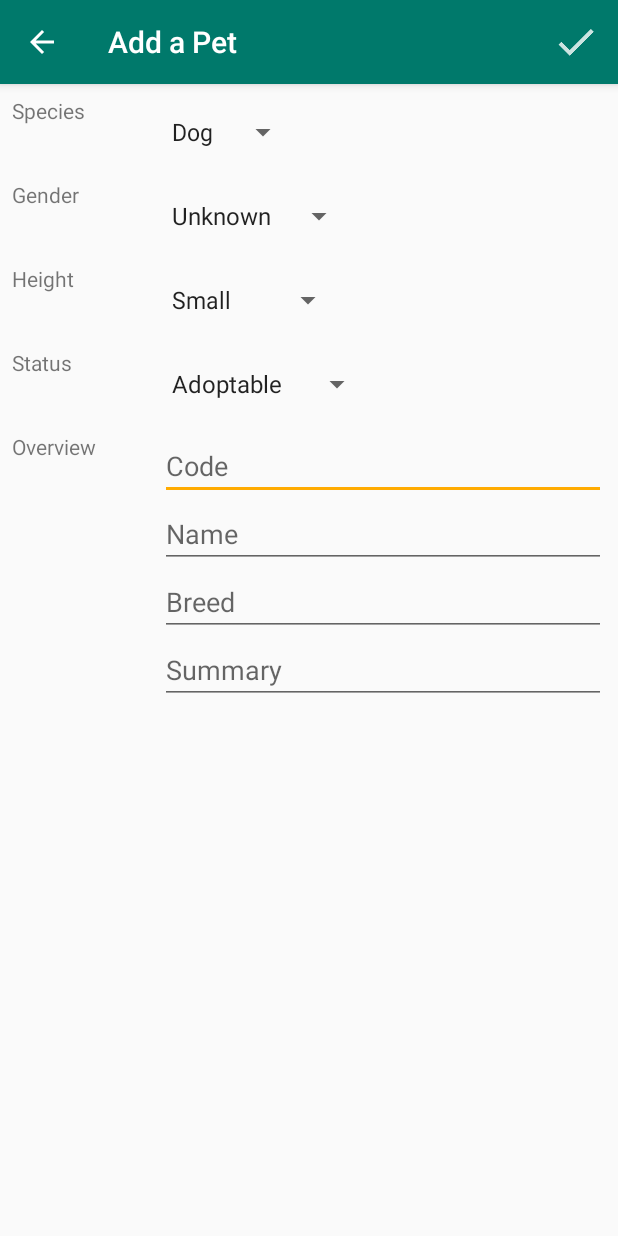
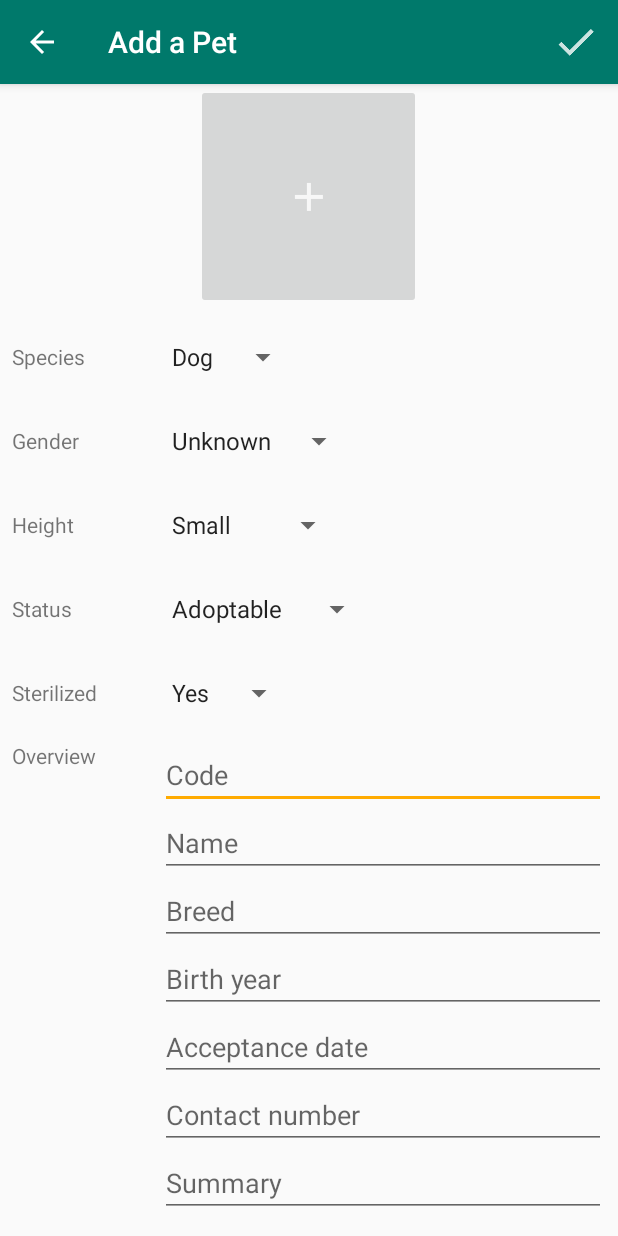
Before and after one commit to RadoslawGorczyca/Animal-Shelter-in-Sosnowiec-Android-App, an Android app: the EditorActivity screen opened directly, with no data from a screen before it, on a phone screen of 412 x 824 dp. Run offline under Robolectric (Android 15) with nearby library versions, the phone set to English and light mode, and no system bars.

Commit message:
Adding pet without image

```diff
--- a/app/src/main/java/pl/radoslawgorczyca/animalsheltersosnowiec/EditorActivity.java
+++ b/app/src/main/java/pl/radoslawgorczyca/animalsheltersosnowiec/EditorActivity.java
@@ -41,7 +41,7 @@ public class EditorActivity extends AppCompatActivity implements LoaderManager.L
 
     LoaderManager loaderManager;
 
-    private Uri mCurrentPetUri;
+    private String mUrl;
 
     private Pet mPet;
 
@@ -49,16 +49,21 @@ public class EditorActivity extends AppCompatActivity implements LoaderManager.L
     private Spinner mGenderSpinner;
     private Spinner mHeightSpinner;
     private Spinner mStatusSpinner;
+    private Spinner mSterilizedSpinner;
 
     private EditText mCodeEditText;
     private EditText mNameEditText;
     private EditText mBreedEditText;
     private EditText mSummaryEditText;
+    private EditText mBirthYearEditText;
+    private EditText mAcceptanceDateEditText;
+    private EditText mContactNumberEditText;
 
     private int mSpecies = PetEntry.SPECIES_DOG;
     private int mGender = PetEntry.GENDER_MALE;
     private int mHeight = PetEntry.HEIGHT_SMALL;
     private int mStatus = PetEntry.STATUS_ADOPTABLE;
+    private int mSterilized = PetEntry.STERILIZED_YES;
 
     private boolean mPetHasChanged = false;
 
@@ -77,9 +82,9 @@ public class EditorActivity extends AppCompatActivity implements LoaderManager.L
         setTitle("Add Pet");
 
         Intent intent = getIntent();
-        mCurrentPetUri = intent.getData();
+        //mPet = intent.getData();
 
-        if (mCurrentPetUri == null) {
+        if (mPet == null) {
             setTitle(getString(R.string.editor_activity_title_new_pet));
             invalidateOptionsMenu();
         } else {
@@ -91,6 +96,7 @@ public class EditorActivity extends AppCompatActivity implements LoaderManager.L
         mGenderSpinner = findViewById(R.id.spinner_gender);
         mHeightSpinner = findViewById(R.id.spinner_height);
         mStatusSpinner = findViewById(R.id.spinner_status);
+        mSterilizedSpinner = findViewById(R.id.spinner_sterilized);
 
         setupSpinners();
 
@@ -98,6 +104,9 @@ public class EditorActivity extends AppCompatActivity implements LoaderManager.L
         mNameEditText = findViewById(R.id.edit_pet_name);
         mBreedEditText = findViewById(R.id.edit_pet_breed);
         mSummaryEditText = findViewById(R.id.edit_pet_summary);
+        mBirthYearEditText = findViewById(R.id.edit_pet_birth_year);
+        mAcceptanceDateEditText = findViewById(R.id.edit_pet_acceptance_date);
+        mContactNumberEditText = findViewById(R.id.edit_pet_contact_number);
 
         loaderManager = getSupportLoaderManager();
     }
@@ -116,18 +125,23 @@ public class EditorActivity extends AppCompatActivity implements LoaderManager.L
         ArrayAdapter statusSpinnerAdapter = ArrayAdapter.createFromResource(this,
                 R.array.array_status_options, android.R.layout.simple_spinner_item);
 
+        ArrayAdapter sterilizedSpinnerAdapter = ArrayAdapter.createFromResource(this,
+                R.array.array_sterilized_options, android.R.layout.simple_spinner_item);
+
 
         // Specify dropdown layout style - simple list view with 1 item per line
         speciesSpinnerAdapter.setDropDownViewResource(android.R.layout.simple_dropdown_item_1line);
         genderSpinnerAdapter.setDropDownViewResource(android.R.layout.simple_dropdown_item_1line);
         heightSpinnerAdapter.setDropDownViewResource(android.R.layout.simple_dropdown_item_1line);
         statusSpinnerAdapter.setDropDownViewResource(android.R.layout.simple_dropdown_item_1line);
+        sterilizedSpinnerAdapter.setDropDownViewResource(android.R.layout.simple_dropdown_item_1line);
 
         // Apply the adapter to the spinner
         mSpeciesSpinner.setAdapter(speciesSpinnerAdapter);
         mGenderSpinner.setAdapter(genderSpinnerAdapter);
         mHeightSpinner.setAdapter(heightSpinnerAdapter);
         mStatusSpinner.setAdapter(statusSpinnerAdapter);
+        mSterilizedSpinner.setAdapter(sterilizedSpinnerAdapter);
 
         // Set the integer mSelected to the constant values
         mSpeciesSpinner.setOnItemSelectedListener(new AdapterView.OnItemSelectedListener() {
@@ -211,6 +225,25 @@ public class EditorActivity extends AppCompatActivity implements LoaderManager.L
                 mStatus = PetEntry.STATUS_ADOPTABLE;
             }
         });
+
+        mSterilizedSpinner.setOnItemSelectedListener(new AdapterView.OnItemSelectedListener() {
+            @Override
+            public void onItemSelected(AdapterView<?> adapterView, View view, int i, long l) {
+                String selection = (String) adapterView.getItemAtPosition(i);
+                if (!TextUtils.isEmpty(selection)) {
+                    if (selection.equals(getString(R.string.sterilized_yes))) {
+                        mSterilized = PetEntry.STERILIZED_YES;
+                    } else {
+                        mSterilized = PetEntry.STERILIZED_NO;
+                    }
+                }
+            }
+
+            @Override
+            public void onNothingSelected(AdapterView<?> adapterView) {
+                mStatus = PetEntry.STERILIZED_YES;
+            }
+        });
     }
 
     private void savePet() {
@@ -219,10 +252,16 @@ public class EditorActivity extends AppCompatActivity implements LoaderManager.L
         String nameString = mNameEditText.getText().toString().trim();
         String breedString = mBreedEditText.getText().toString().trim();
         String summaryString = mSummaryEditText.getText().toString().trim();
+        String birthYearString = mBirthYearEditText.getText().toString().trim();
+        String acceptanceDateString = mAcceptanceDateEditText.getText().toString().trim();
+        String contactNumberString = mContactNumberEditText.getText().toString().trim();
 
-        if(mCurrentPetUri == null &&
+
+        if(mPet == null &&
                 TextUtils.isEmpty(codeString) && TextUtils.isEmpty(nameString) &&
-                TextUtils.isEmpty(breedString) && TextUtils.isEmpty(summaryString)){
+                TextUtils.isEmpty(breedString) && TextUtils.isEmpty(summaryString) &&
+                TextUtils.isEmpty(birthYearString) && TextUtils.isEmpty(acceptanceDateString) &&
+                TextUtils.isEmpty(contactNumberString)){
             return;
         }
 
@@ -239,13 +278,17 @@ public class EditorActivity extends AppCompatActivity implements LoaderManager.L
         //mPet = new Pet(0, mSpecies, mStatus, codeString, nameString, mGender, breedString, null);
 
         // Determine if this is a new or existing pet by checking if mCurrentPetUri is null or not
-        if (mCurrentPetUri == null) {
+        if (mPet == null) {
             // This is a NEW pet, so insert a new pet into the provider,
             // returning the content URI for the new pet.
             //Uri newUri = getContentResolver().insert(PetEntry.CONTENT_URI, values);
+            mUrl = PetContract.SHELTER_POST_URL;
+        }else{
+            mUrl = PetContract.SHELTER_UPDATE_URL;
+        }
 
-            loaderManager.initLoader(2, null, this);
-
+        mPet = new Pet(mSpecies, codeString, nameString, mStatus, mGender, mHeight, birthYearString, acceptanceDateString, mSterilized, summaryString, null, breedString, contactNumberString);
+        loaderManager.initLoader(2, null, this);
 
         /*} else {
             // Otherwise this is an EXISTING pet, so update the pet with content URI: mCurrentPetUri
@@ -264,7 +307,7 @@ public class EditorActivity extends AppCompatActivity implements LoaderManager.L
                 Toast.makeText(this, getString(R.string.editor_update_pet_successful),
                         Toast.LENGTH_SHORT).show();
             }*/
-        }
+
 
     }
 
@@ -298,7 +341,7 @@ public class EditorActivity extends AppCompatActivity implements LoaderManager.L
     public Loader<Pet> onCreateLoader(int id, Bundle args) {
         if(android.os.Debug.isDebuggerConnected())
             android.os.Debug.waitForDebugger();
-        Uri baseUri = Uri.parse(PetContract.SHELTER_POST_URL);
+        Uri baseUri = Uri.parse(mUrl);
         return new PetPostLoader(this, baseUri.toString(), mPet);
     }
 
--- a/app/src/main/java/pl/radoslawgorczyca/animalsheltersosnowiec/PetPostLoader.java
+++ b/app/src/main/java/pl/radoslawgorczyca/animalsheltersosnowiec/PetPostLoader.java
@@ -33,7 +33,8 @@ public class PetPostLoader extends AsyncTaskLoader<Pet> {
         if(android.os.Debug.isDebuggerConnected())
             android.os.Debug.waitForDebugger();
 
-        PetUtils.pushDataToDatabase(mUrl, mPet);
+        int newPetId = PetUtils.pushDataToDatabase(mUrl, mPet);
+        mPet.setmId(newPetId);
         return mPet;
     }
 }
--- a/app/src/main/java/pl/radoslawgorczyca/animalsheltersosnowiec/data/PetContract.java
+++ b/app/src/main/java/pl/radoslawgorczyca/animalsheltersosnowiec/data/PetContract.java
@@ -20,6 +20,9 @@ public class PetContract {
 
     public static final String SHELTER_POST_URL =
             "http://gorczyca.org/schronisko-sosnowiec/insertData.php";
+
+    public static final String SHELTER_UPDATE_URL =
+            "http://gorczyca.org/schronisko-sosnowiec/updateData.php";
 
 
 
--- a/app/src/main/res/layout/activity_editor.xml
+++ b/app/src/main/res/layout/activity_editor.xml
@@ -4,14 +4,20 @@
     android:layout_width="match_parent"
     android:layout_height="wrap_content"
     android:orientation="vertical"
-    android:paddingLeft="8dp"
-    android:paddingRight="8dp"
     tools:context=".EditorActivity">
 
     <LinearLayout
         android:layout_width="match_parent"
         android:layout_height="match_parent"
+        android:paddingLeft="8dp"
+        android:paddingRight="8dp"
         android:orientation="vertical">
+
+        <ImageButton
+            android:layout_width="150dp"
+            android:layout_height="150dp"
+            android:layout_gravity="center"
+            android:src="@drawable/plus_icon"/>
 
         <LinearLayout
             android:layout_width="match_parent"
@@ -22,10 +28,11 @@
             <TextView
                 android:layout_width="0dp"
                 android:layout_height="wrap_content"
+                android:layout_gravity="center_vertical"
                 android:layout_weight="1"
                 android:text="Species" />
 
-            <LinearLayout
+            <FrameLayout
                 android:layout_width="0dp"
                 android:layout_height="wrap_content"
                 android:layout_weight="3"
@@ -38,7 +45,7 @@
                     android:paddingRight="16dp"
                     android:spinnerMode="dropdown"/>
 
-            </LinearLayout>
+            </FrameLayout>
 
         </LinearLayout>
 
@@ -51,6 +58,7 @@
             <TextView
                 android:layout_width="0dp"
                 android:layout_height="wrap_content"
+                android:layout_gravity="center_vertical"
                 android:layout_weight="1"
                 android:text="Gender" />
 
@@ -79,6 +87,7 @@
             <TextView
                 android:layout_width="0dp"
                 android:layout_height="wrap_content"
+                android:layout_gravity="center_vertical"
                 android:layout_weight="1"
                 android:text="Height" />
 
@@ -107,6 +116,7 @@
             <TextView
                 android:layout_width="0dp"
                 android:layout_height="wrap_content"
+                android:layout_gravity="center_vertical"
                 android:layout_weight="1"
                 android:text="Status" />
 
@@ -118,6 +128,35 @@
 
                 <Spinner
                     android:id="@+id/spinner_status"
+                    android:layout_width="wrap_content"
+                    android:layout_height="48dp"
+                    android:paddingRight="16dp"
+                    android:spinnerMode="dropdown"/>
+            </LinearLayout>
+
+        </LinearLayout>
+
+        <LinearLayout
+            android:layout_width="match_parent"
+            android:layout_height="wrap_content"
+            android:orientation="horizontal"
+            android:paddingTop="8dp">
+
+            <TextView
+                android:layout_width="0dp"
+                android:layout_height="wrap_content"
+                android:layout_gravity="center_vertical"
+                android:layout_weight="1"
+                android:text="Sterilized" />
+
+            <LinearLayout
+                android:layout_width="0dp"
+                android:layout_height="wrap_content"
+                android:layout_weight="3"
+                android:orientation="vertical">
+
+                <Spinner
+                    android:id="@+id/spinner_sterilized"
                     android:layout_width="wrap_content"
                     android:layout_height="48dp"
                     android:paddingRight="16dp"
@@ -150,6 +189,7 @@
                     android:layout_width="match_parent"
                     android:layout_height="wrap_content"
                     android:hint="Code"
+
                     android:inputType="textCapWords" />
 
                 <EditText
@@ -167,6 +207,27 @@
                     android:inputType="textCapWords" />
 
                 <EditText
+                    android:id="@+id/edit_pet_birth_year"
+                    android:layout_width="match_parent"
+                    android:layout_height="wrap_content"
+                    android:hint="Birth year"
+                    android:inputType="numberDecimal" />
+
+                <EditText
+                    android:id="@+id/edit_pet_acceptance_date"
+                    android:layout_width="match_parent"
+                    android:layout_height="wrap_content"
+                    android:hint="Acceptance date"
+                    android:inputType="date" />
+
+                <EditText
+                    android:id="@+id/edit_pet_contact_number"
+                    android:layout_width="match_parent"
+                    android:layout_height="wrap_content"
+                    android:hint="Contact number"
+                    android:inputType="phone" />
+
+                <EditText
                     android:id="@+id/edit_pet_summary"
                     android:layout_width="match_parent"
                     android:layout_height="wrap_content"
--- a/app/src/main/res/layout/activity_main.xml
+++ b/app/src/main/res/layout/activity_main.xml
@@ -33,7 +33,7 @@
         android:layout_alignParentRight="true"
         android:layout_margin="16dp"
         android:src="@drawable/plus_icon"
-        android:visibility="invisible"/>
+        android:visibility="visible"/>
 
 
 </RelativeLayout>
--- a/app/src/main/res/values/arrays.xml
+++ b/app/src/main/res/values/arrays.xml
@@ -26,4 +26,9 @@
         <item>@string/height_big</item>
     </string-array>
 
+    <string-array name="array_sterilized_options">
+        <item>@string/sterilized_yes</item>
+        <item>@string/sterilized_no</item>
+    </string-array>
+
 </resources>
--- a/app/src/main/res/values/strings.xml
+++ b/app/src/main/res/values/strings.xml
@@ -20,6 +20,9 @@
     <string name="height_small">Small</string>
     <string name="height_medium">Medium</string>
     <string name="height_big">Big</string>
+
+    <string name="sterilized_yes">Yes</string>
+    <string name="sterilized_no">No</string>
     <!-- LABELS FOR ARRAYS! -->
 
 
```
Also changed, not shown: app/src/main/java/pl/radoslawgorczyca/animalsheltersosnowiec/Pet.java (+19 -0 lines), app/src/main/java/pl/radoslawgorczyca/animalsheltersosnowiec/utils/PetUtils.java (+14 -3 lines).
